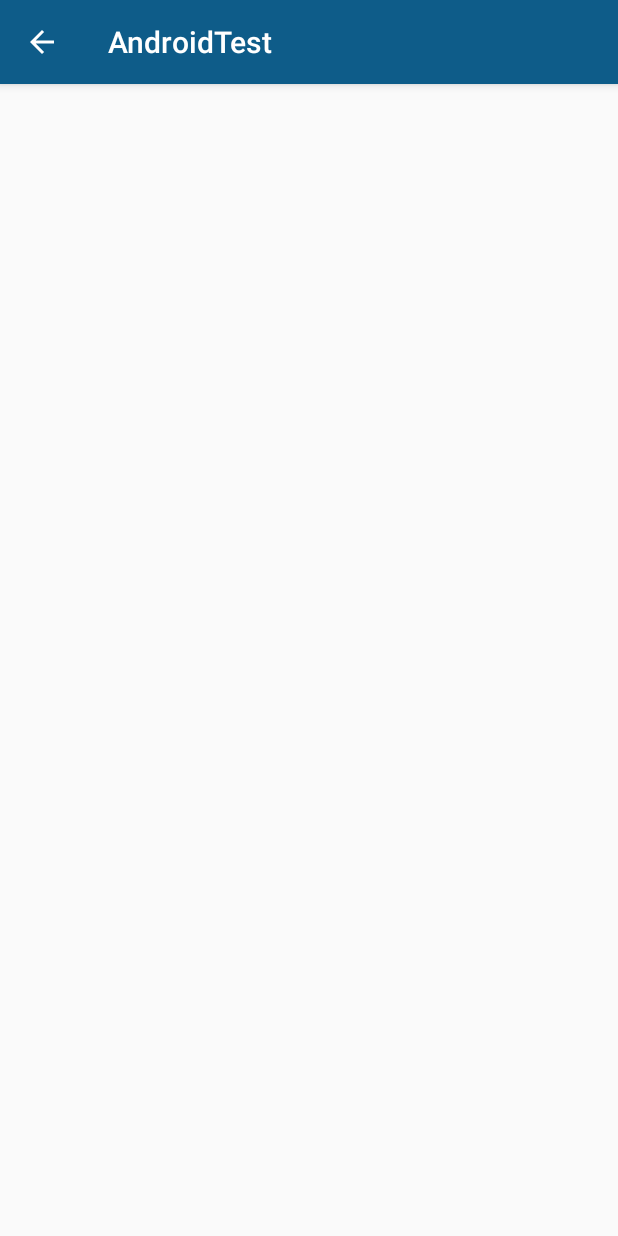
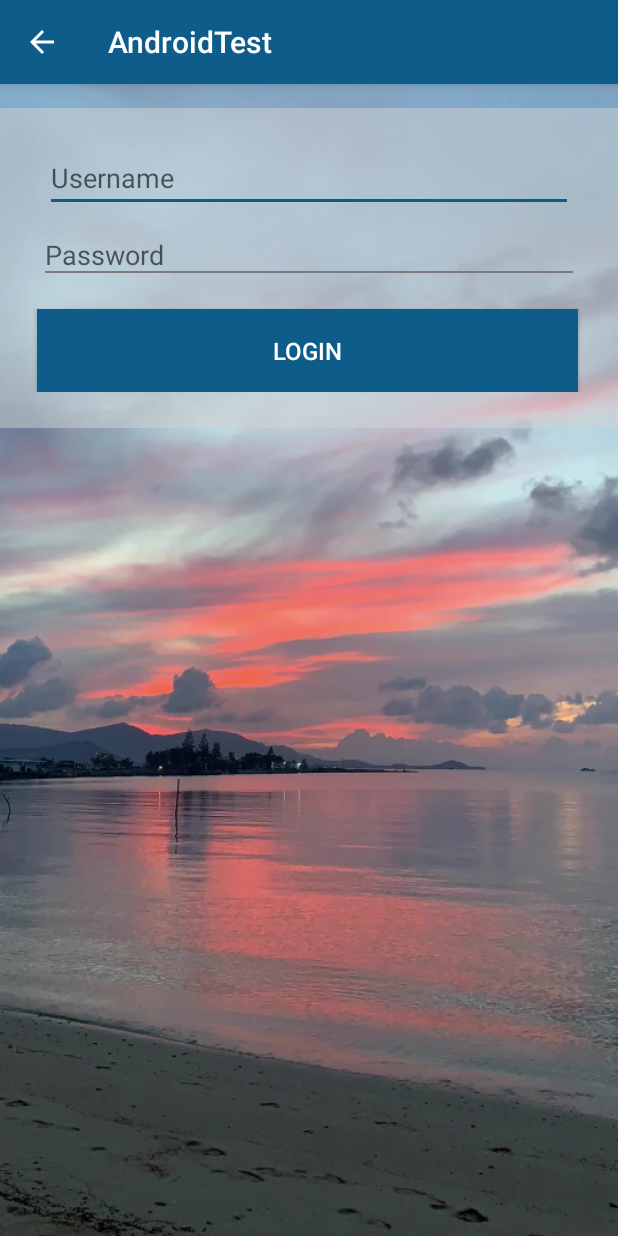
Before and after one commit to nquiroz97/codingChallenge, an Android app: the LoginActivity screen opened directly, with no data from a screen before it, on a phone screen of 412 x 824 dp. Run offline under Robolectric (Android 15) with nearby library versions, the phone set to English and light mode, and no system bars.

Commit message:
log in screen UI changes

```diff
--- a/app/build.gradle
+++ b/app/build.gradle
@@ -27,6 +27,7 @@ dependencies {
     implementation 'com.squareup.retrofit2:converter-gson:2.3.0'
     implementation 'com.google.code.gson:gson:2.8.2'
     implementation 'com.squareup.picasso:picasso:2.71828'
+    implementation "androidx.cardview:cardview:1.0.0"
     testImplementation 'junit:junit:4.12'
     androidTestImplementation 'androidx.test.ext:junit:1.1.1'
     androidTestImplementation 'androidx.test.espresso:espresso-core:3.1.0'
--- /dev/null
+++ b/app/src/main/res/drawable/edit_text_line.xml
@@ -0,0 +1,20 @@
+<?xml version="1.0" encoding="utf-8"?>
+<layer-list xmlns:android="http://schemas.android.com/apk/res/android">
+    <item>
+        <shape android:shape="rectangle">
+            <solid android:color="@android:color/transparent" />
+        </shape>
+    </item>
+
+    <item
+        android:left="-2dp"
+        android:right="-2dp"
+        android:top="-2dp">
+        <shape>
+            <solid android:color="@android:color/transparent" />
+            <stroke
+                android:width="1dp"
+                android:color="#FF7B7B7E" />
+        </shape>
+    </item>
+</layer-list>
--- a/app/src/main/res/layout/activity_login.xml
+++ b/app/src/main/res/layout/activity_login.xml
@@ -3,8 +3,55 @@
     xmlns:tools="http://schemas.android.com/tools"
     android:layout_width="match_parent"
     android:layout_height="match_parent"
-    android:layout_marginLeft="@dimen/activity_horizontal_margin"
-    android:layout_marginRight="@dimen/activity_horizontal_margin"
+    android:paddingTop="16dp"
+    android:background="@drawable/gpc_sunset"
     tools:context=".login.LoginActivity">
 
+    <LinearLayout
+        android:background="#80d3d3d3"
+        android:layout_gravity="center"
+        android:layout_width="match_parent"
+        android:layout_height="wrap_content"
+        android:paddingTop="24dp"
+        android:paddingBottom="24dp"
+        android:gravity="center"
+        android:orientation="vertical">
+
+        <!--edit text for user name-->
+        <EditText
+            android:id="@+id/idEdtUserName"
+            android:layout_width="match_parent"
+            android:layout_height="wrap_content"
+            android:layout_marginStart="30dp"
+            android:layout_marginEnd="30dp"
+            android:hint="@string/username"
+            android:backgroundTint="@color/button_blue"
+            android:inputType="textEmailAddress" />
+
+        <!--edit text for user password-->
+        <EditText
+            android:id="@+id/idEdtPassword"
+            android:layout_width="match_parent"
+            android:layout_height="wrap_content"
+            android:layout_marginStart="30dp"
+            android:layout_marginEnd="30dp"
+            android:layout_marginTop="16dp"
+            android:layout_marginBottom="24dp"
+            android:hint="@string/password"
+            android:background="@drawable/edit_text_line"
+            android:inputType="textPassword" />
+
+        <!--button to register our new user-->
+        <Button
+            android:id="@+id/idBtnLogin"
+            android:layout_width="match_parent"
+            android:layout_height="55dp"
+            android:layout_marginStart="25dp"
+            android:layout_marginEnd="26dp"
+            android:background="@color/button_blue"
+            android:text="@string/login"
+            android:foreground="?attr/selectableItemBackgroundBorderless"
+            style="@style/buttonTextStyle" />
+    </LinearLayout>
+
 </RelativeLayout>
--- a/app/src/main/res/layout/activity_main.xml
+++ b/app/src/main/res/layout/activity_main.xml
@@ -28,8 +28,7 @@
             android:drawablePadding="16dp"
             android:paddingStart="22dp"
             android:gravity="start|center_vertical"
-            style="@style/entryButtonTextStyle"
-            tools:ignore="RtlSymmetry" />
+            style="@style/entryButtonTextStyle" />
 
         <Button
             android:drawableStart="@drawable/ic_lock"
@@ -43,8 +42,7 @@
             android:drawablePadding="16dp"
             android:paddingStart="22dp"
             android:gravity="start|center_vertical"
-            style="@style/entryButtonTextStyle"
-            tools:ignore="RtlSymmetry" />
+            style="@style/entryButtonTextStyle"/>
 
         <Button
             android:drawableStart="@drawable/ic_animation"
--- a/app/src/main/res/values/colors.xml
+++ b/app/src/main/res/values/colors.xml
@@ -9,4 +9,5 @@
     <color name="hint_text_color">#5F6063</color>
     <color name="primary_text_color">#FFFFFF</color>
     <color name="button_color">#90FFFFFF</color>
+    <color name="disabled_line_color">#7B7B7E</color>
 </resources>
--- a/app/src/main/res/values/strings.xml
+++ b/app/src/main/res/values/strings.xml
@@ -6,5 +6,8 @@
     <string name="chat_button">CHAT</string>
     <string name="login_button">LOG IN</string>
     <string name="animation_button">ANIMATION</string>
+    <string name="username">Username</string>
+    <string name="password">Password</string>
+    <string name="login">Login</string>
 
 </resources>
```
